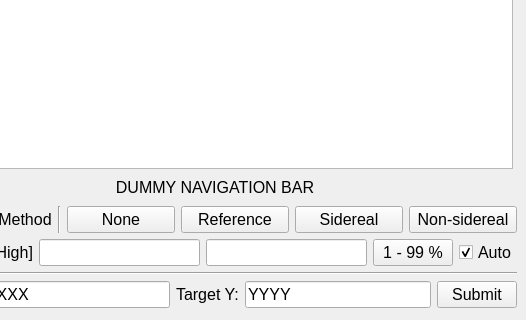
First picture: the form in src/opihiexarata/gui/qtui/selector.ui, repository psmd-iberutaru/OpihiExarata, before the edit; both pictures show x 97 to 623 and y 548 to 868 of the 623 by 868 pixel window.
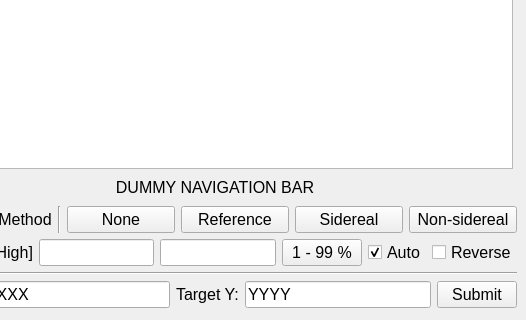
Second picture: the form after the edit.

Patch:
```diff
--- a/src/opihiexarata/gui/qtui/selector.ui
+++ b/src/opihiexarata/gui/qtui/selector.ui
@@ -304,6 +304,13 @@
         </property>
        </widget>
       </item>
+      <item>
+       <widget class="QCheckBox" name="check_box_invert_colorbar">
+        <property name="text">
+         <string>Reverse</string>
+        </property>
+       </widget>
+      </item>
      </layout>
     </item>
     <item>
```
